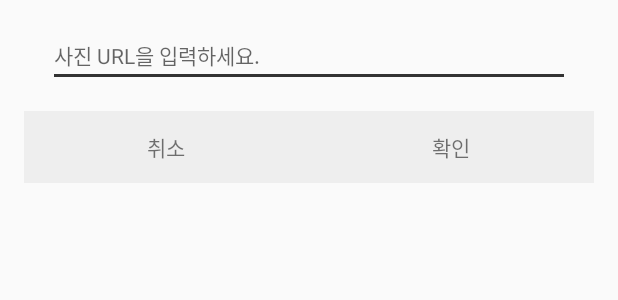
After one commit to poap/PhotoManager, an Android app: the layout dialog_image_path.xml on its own in the app's theme, with its tools: preview values and no code run, on a phone screen of 412 x 824 dp. The commit adds this screen. Shown: the top 300 px of the screen. Run offline under Robolectric (Android 15) with nearby library versions, the phone set to English and light mode, and no system bars.

Commit message:
Implement image addition

```diff
--- a/app/src/main/java/com/poap/photomanager/FullscreenImage.java
+++ b/app/src/main/java/com/poap/photomanager/FullscreenImage.java
@@ -18,6 +18,7 @@ public class FullscreenImage extends AppCompatActivity {
         if (path != null) {
             Glide.with(this)
                     .load(path)
+                    .error(R.mipmap.ic_launcher)
                     .into((ImageView) findViewById(R.id.full_image));
         } else {
             Toast.makeText(FullscreenImage.this, "사진을 찾을 수 없습니다.", Toast.LENGTH_SHORT).show();
--- /dev/null
+++ b/app/src/main/res/layout/dialog_image_path.xml
@@ -0,0 +1,46 @@
+<?xml version="1.0" encoding="utf-8"?>
+<LinearLayout xmlns:android="http://schemas.android.com/apk/res/android"
+    android:layout_width="match_parent"
+    android:layout_height="wrap_content"
+    android:layout_marginLeft="@dimen/activity_horizontal_margin"
+    android:layout_marginRight="@dimen/activity_horizontal_margin"
+    android:orientation="vertical">
+
+    <EditText
+        android:id="@+id/path"
+        android:layout_width="match_parent"
+        android:layout_height="wrap_content"
+        android:layout_marginBottom="@dimen/activity_vertical_margin"
+        android:layout_marginLeft="@dimen/activity_horizontal_margin"
+        android:layout_marginRight="@dimen/activity_horizontal_margin"
+        android:layout_marginTop="@dimen/activity_vertical_margin"
+        android:hint="@string/hint_path"
+        android:textSize="14sp" />
+
+    <LinearLayout
+        android:layout_width="match_parent"
+        android:layout_height="48dp"
+        android:background="#eeeeee"
+        android:orientation="horizontal">
+
+        <TextView
+            android:id="@+id/action_cancel"
+            android:layout_width="0dp"
+            android:layout_height="match_parent"
+            android:layout_weight="1"
+            android:gravity="center"
+            android:text="@string/action_cancel"
+            android:textSize="14sp" />
+
+        <TextView
+            android:id="@+id/action_apply"
+            android:layout_width="0dp"
+            android:layout_height="match_parent"
+            android:layout_weight="1"
+            android:gravity="center"
+            android:text="@string/action_apply"
+            android:textSize="14sp" />
+
+    </LinearLayout>
+
+</LinearLayout>
--- a/app/src/main/res/values/strings.xml
+++ b/app/src/main/res/values/strings.xml
@@ -9,4 +9,5 @@
     <string name="image">사진</string>
     <string name="hint_title">제목을 입력하세요</string>
     <string name="hint_memo">메모를 입력하세요</string>
+    <string name="hint_path">사진 URL을 입력하세요.</string>
 </resources>
```
Also changed, not shown: app/src/main/java/com/poap/photomanager/StoryViewActivity.java (+96 -32 lines).
